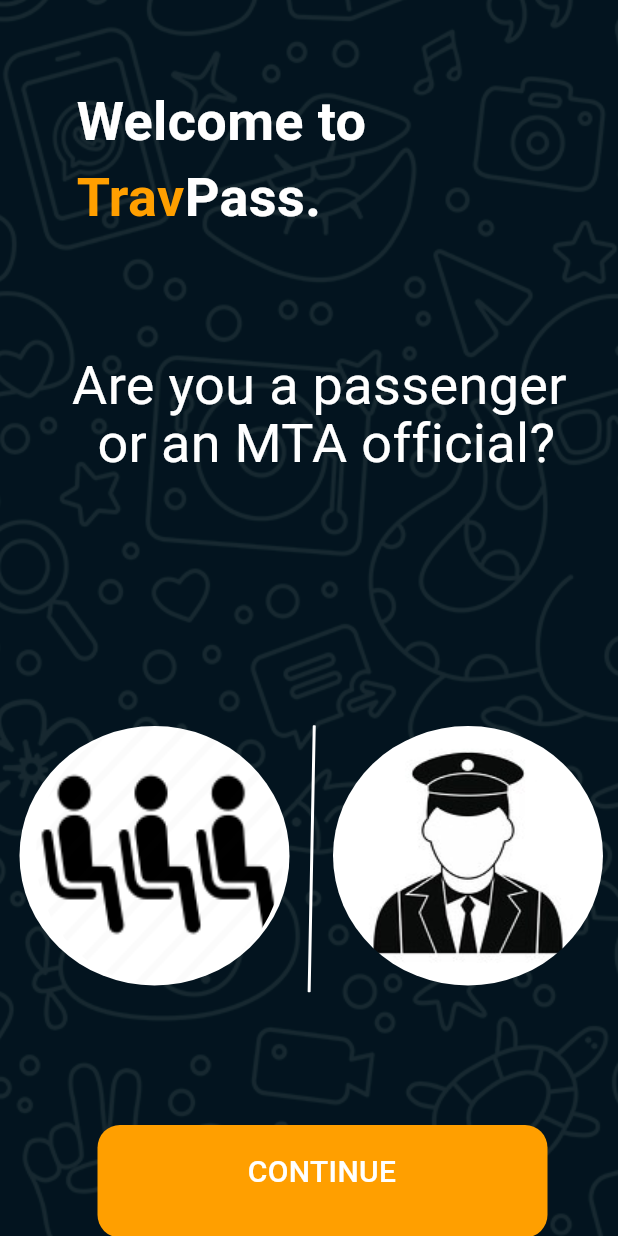
After one commit to Quibit-LLC/travpass, a Flutter app: the IntroPage screen opened directly, on a phone screen of 412 x 824 dp. The commit adds this screen. Run offline on Flutter 3.47's test engine with Material 2 defaults, Android fonts, the phone set to English and light mode, and no system bars; Roboto replaces fonts that are missing (Josefin Sans, Montserrat Alternates); project files that could hold a hidden picture were left out.

Commit message:
auth-UI Done

```diff
--- /dev/null
+++ b/lib/auth_pages/intro.dart
@@ -0,0 +1,214 @@
+import 'package:flutter/material.dart';
+
+class IntroPage extends StatelessWidget {
+  const IntroPage({super.key});
+
+  @override
+  Widget build(BuildContext context) {
+    return Scaffold(
+      body: Container(
+        width: 463,
+        height: 932,
+        clipBehavior: Clip.antiAlias,
+        decoration: BoxDecoration(color: Colors.white),
+        child: Stack(
+          children: [
+            Positioned(
+              left: -381,
+              top: -575,
+              child: Container(
+                width: 1080,
+                height: 1920,
+                decoration: BoxDecoration(
+                  image: DecorationImage(
+                    image: AssetImage("images/background.png"),
+                    fit: BoxFit.fill,
+                  ),
+                ),
+              ),
+            ),
+            Positioned(
+              left: 222,
+              top: 484,
+              child: Container(
+                width: 180,
+                height: 173,
+                decoration: ShapeDecoration(
+                  image: DecorationImage(
+                    image: AssetImage("images/conductor.jpg"),
+                    fit: BoxFit.fill,
+                  ),
+                  shape: OvalBorder(),
+                ),
+              ),
+            ),
+            Positioned(
+              left: 210,
+              top: 484,
+              child: Transform(
+                transform: Matrix4.identity()
+                  ..translate(0.0, 0.0)
+                  ..rotateZ(1.59),
+                child: Container(
+                  width: 177.03,
+                  decoration: ShapeDecoration(
+                    shape: RoundedRectangleBorder(
+                      side: BorderSide(
+                        width: 1,
+                        strokeAlign: BorderSide.strokeAlignCenter,
+                        color: Colors.white,
+                      ),
+                    ),
+                  ),
+                ),
+              ),
+            ),
+            Positioned(
+              left: 13,
+              top: 482,
+              child: Container(
+                width: 192,
+                height: 175,
+                child: Stack(
+                  children: [
+                    Positioned(
+                      left: 0,
+                      top: 2,
+                      child: Container(
+                        width: 180,
+                        height: 173,
+                        decoration: ShapeDecoration(
+                          color: Colors.white,
+                          shape: OvalBorder(),
+                        ),
+                      ),
+                    ),
+                    Positioned(
+                      left: 11,
+                      top: 0,
+                      child: Container(
+                        width: 165,
+                        height: 175,
+                        decoration: ShapeDecoration(
+                          image: DecorationImage(
+                            image: AssetImage("images/passengers.png"),
+                            fit: BoxFit.fill,
+                          ),
+                          shape: OvalBorder(),
+                        ),
+                      ),
+                    ),
+                  ],
+                ),
+              ),
+            ),
+            Positioned(
+              left: 65,
+              top: 750,
+              child: Container(
+                width: 333,
+                height: 75,
+                child: Stack(
+                  children: [
+                    Positioned(
+                      left: 0,
+                      top: 0,
+                      child: Container(
+                        width: 300,
+                        height: 75,
+                        decoration: ShapeDecoration(
+                          color: Color(0xFFFF9F00),
+                          shape: RoundedRectangleBorder(
+                            borderRadius: BorderRadius.circular(15),
+                          ),
+                        ),
+                      ),
+                    ),
+                    Positioned(
+                      left: 100,
+                      top: 30,
+                      child: Text(
+                        'CONTINUE',
+                        style: TextStyle(
+                          color: Colors.white,
+                          fontSize: 20,
+                          fontFamily: 'Josefin Sans',
+                          fontWeight: FontWeight.w500,
+                          height: 0.09,
+                        ),
+                      ),
+                    ),
+                  ],
+                ),
+              ),
+            ),
+            Positioned(
+              left: 51,
+              top: 80,
+              child: SizedBox(
+                width: 376,
+                height: 170,
+                child: Text.rich(
+                  TextSpan(
+                    children: [
+                      TextSpan(
+                        text:
+                            'Welcome to\n\n\n\n\n\n\n\n\n\n\n\n\n\n\n\n\n\n\n\n\n\n\n\n\n\n\n\n\n\n\n\n\n\n\n\n\n\n\n\n',
+                        style: TextStyle(
+                          color: Colors.white,
+                          fontSize: 36,
+                          fontFamily: 'Montserrat Alternates',
+                          fontWeight: FontWeight.w700,
+                          height: 0.04,
+                        ),
+                      ),
+                      TextSpan(
+                        text: '\n\n\n\n\n\n\n\n\n\n\nTrav',
+                        style: TextStyle(
+                          color: Color(0xFFFF9F00),
+                          fontSize: 36,
+                          fontFamily: 'Montserrat Alternates',
+                          fontWeight: FontWeight.w700,
+                          height: 0.04,
+                        ),
+                      ),
+                      TextSpan(
+                        text: 'Pass.',
+                        style: TextStyle(
+                          color: Colors.white,
+                          fontSize: 36,
+                          fontFamily: 'Montserrat Alternates',
+                          fontWeight: FontWeight.w700,
+                          height: 0.04,
+                        ),
+                      ),
+                    ],
+                  ),
+                ),
+              ),
+            ),
+            Positioned(
+              left: 10,
+              top: 256,
+              child: SizedBox(
+                width: 406,
+                height: 170,
+                child: Text(
+                  'Are you a passenger \n\n\n\n\n\n\n\n\n\n\n\n\n\n\n\n\n\n\n\n\n\n\n\n\n\n\n\n\n\n\n\n\n\n\n\n\n\n\n or an MTA official?',
+                  textAlign: TextAlign.center,
+                  style: TextStyle(
+                    color: Colors.white,
+                    fontSize: 36,
+                    fontFamily: 'Montserrat Alternates',
+                    fontWeight: FontWeight.w400,
+                    height: 0.04,
+                  ),
+                ),
+              ),
+            ),
+          ],
+        ),
+      ),
+    );
+  }
+}
--- a/lib/auth_pages/register_success.dart
+++ b/lib/auth_pages/register_success.dart
@@ -7,12 +7,26 @@ class RegisterSuccess extends StatelessWidget {
   Widget build(BuildContext context) {
    return Scaffold(
       body: Container(
-      width: 430,
+        width: 463,
         height: 932,
         clipBehavior: Clip.antiAlias,
-      decoration: BoxDecoration(color: Color(0xFF0B2031)),
+        decoration: BoxDecoration(color: Colors.white),
         child: Stack(
           children: [
+          Positioned(
+              left: -381,
+              top: -575,
+              child: Container(
+                width: 1080,
+                height: 1920,
+                decoration: BoxDecoration(
+                  image: DecorationImage(
+                    image: AssetImage("images/background.png"),
+                    fit: BoxFit.fill,
+                  ),
+                ),
+              ),
+            ),
           Positioned(
             left: 87,
             top: 270,
```
Also changed, not shown: images/background.png (added), images/conductor.jpg (added), images/passengers.png (added), lib/nav_pages/conductor_dashboard.dart (added). Lines whose indentation alone changed are shown as unchanged.
